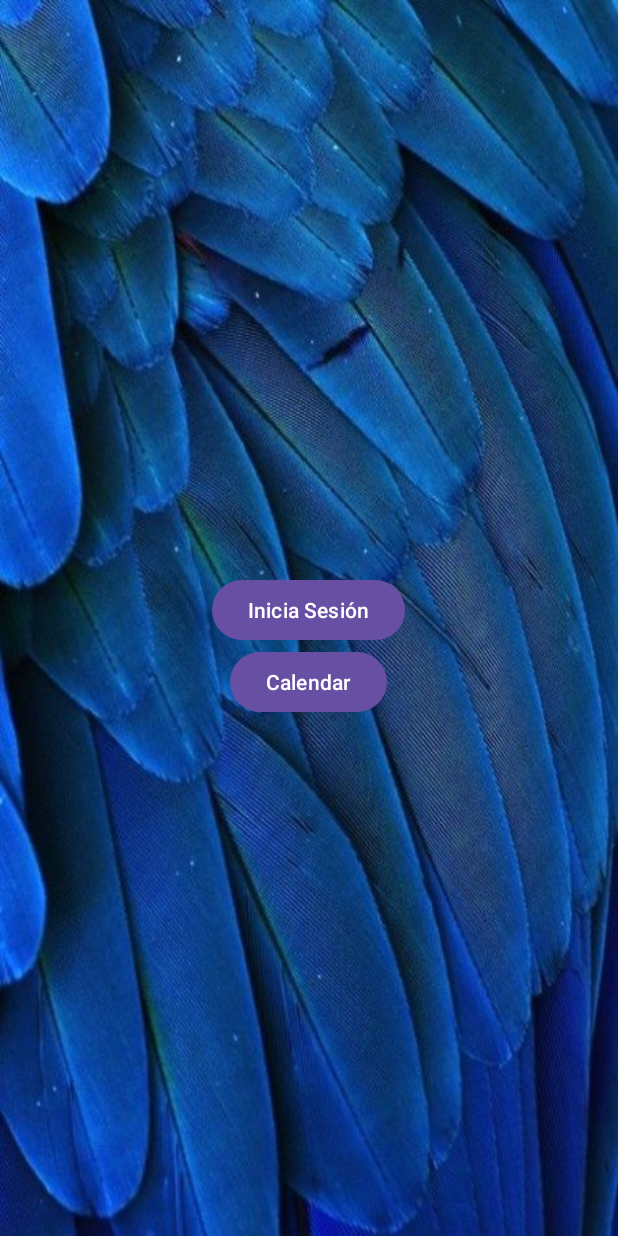
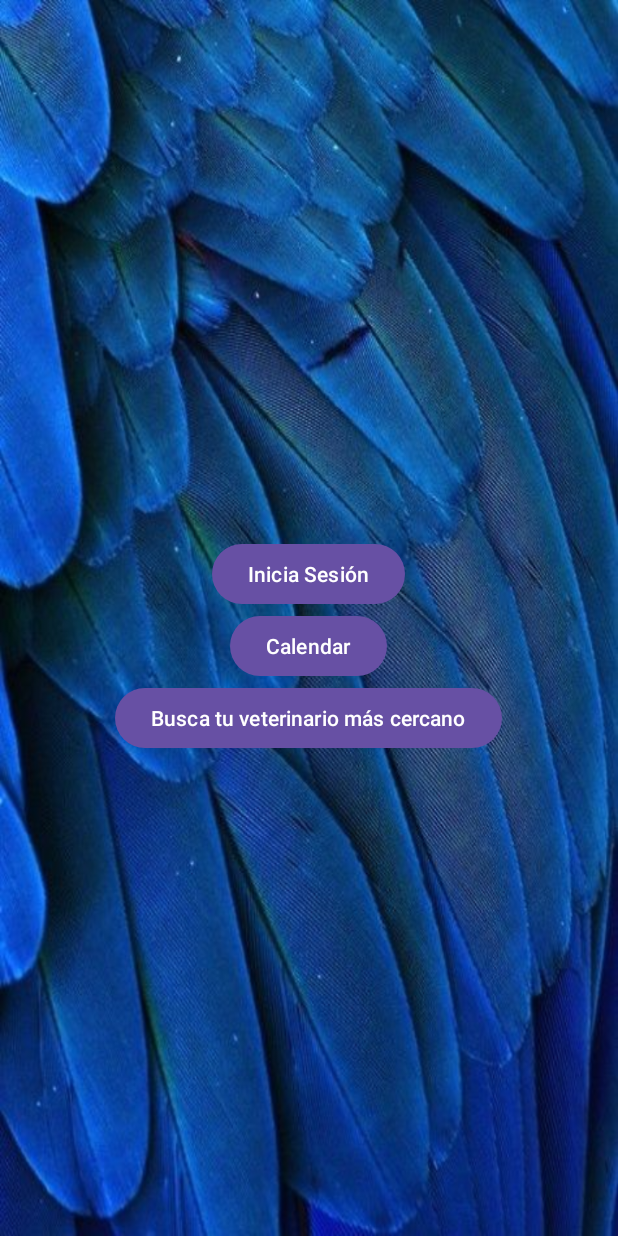
Before and after one commit to JohanV711/ark, an Android app: the screen it shows after launch once a user with an empty profile is signed in (MainActivity), on a phone screen of 412 x 824 dp. Run offline under Robolectric (Android 15) with nearby library versions, the phone set to English and light mode, and no system bars; our stand-ins replace Firebase (no records; nobody signed in at launch, a user with empty details on screens opened directly).

Commit message:
Mapa añadido

```diff
--- a/app/src/main/AndroidManifest.xml
+++ b/app/src/main/AndroidManifest.xml
@@ -36,8 +36,6 @@
             android:exported="true">
             <intent-filter>
                 <action android:name="android.intent.action.MAIN" />
-
-                <category android:name="android.intent.category.LAUNCHER" />
             </intent-filter>
         </activity>
         <activity
@@ -54,8 +52,6 @@
             android:exported="true">
             <intent-filter>
                 <action android:name="android.intent.action.MAIN" />
-
-                <category android:name="android.intent.category.LAUNCHER" />
             </intent-filter>
         </activity>
     </application>
--- a/app/src/main/java/com/cumn/ark/MainActivity.java
+++ b/app/src/main/java/com/cumn/ark/MainActivity.java
@@ -1,5 +1,6 @@
 package com.cumn.ark;
 
+import android.annotation.SuppressLint;
 import android.content.Intent;
 import android.os.Bundle;
 import android.widget.Button;
@@ -9,6 +10,7 @@ import androidx.appcompat.app.AppCompatActivity;
 
 import com.cumn.ark.agenda.Calendar;
 import com.cumn.ark.auth.Login;
+import com.cumn.ark.locationService.MainActivityMaps;
 import com.google.firebase.auth.FirebaseAuth;
 import com.google.firebase.auth.FirebaseUser;
 
@@ -17,7 +19,8 @@ public class MainActivity extends AppCompatActivity {
     FirebaseUser user;
     FirebaseAuth auth;
     TextView textView;
-    Button buttonSignOut, buttonCalendar;
+    Button buttonSignOut, buttonCalendar, buttonMaps;
+    @SuppressLint("MissingInflatedId")
     @Override
     protected void onCreate(Bundle savedInstanceState) {
         super.onCreate(savedInstanceState);
@@ -25,6 +28,8 @@ public class MainActivity extends AppCompatActivity {
         setContentView(R.layout.activity_main);
         buttonSignOut = findViewById(R.id.btn_signOut);
         buttonCalendar = findViewById(R.id.btn_calendar);
+        buttonMaps = findViewById(R.id.btn_map);
+
         auth = FirebaseAuth.getInstance();
         user = auth.getCurrentUser();
         textView = findViewById(R.id.user_details);
@@ -52,6 +57,13 @@ public class MainActivity extends AppCompatActivity {
                 finish();
             });
 
+            buttonMaps.findViewById(R.id.btn_map);
+            buttonMaps.setOnClickListener(view ->{
+                Intent intent = new Intent(getApplicationContext(), MainActivityMaps.class);
+                startActivity(intent);
+                finish();
+            });
+
         }
 
     }
--- a/app/src/main/res/layout/activity_main.xml
+++ b/app/src/main/res/layout/activity_main.xml
@@ -28,4 +28,10 @@
         android:layout_width="wrap_content"
         android:layout_height="wrap_content"/>
 
+    <Button
+        android:id="@+id/btn_map"
+        android:text="Busca tu veterinario más cercano"
+        android:layout_width="wrap_content"
+        android:layout_height="wrap_content"/>
+
 </LinearLayout>
--- a/app/src/main/res/layout/activity_main_maps.xml
+++ b/app/src/main/res/layout/activity_main_maps.xml
@@ -15,6 +15,6 @@
         android:layout_width="match_parent"
         android:layout_height="70dp"
         android:layout_gravity="bottom"
-        android:text="calcula la ruta" />
+        android:text="calcula la ruta en coche" />
 
 </FrameLayout>
```
